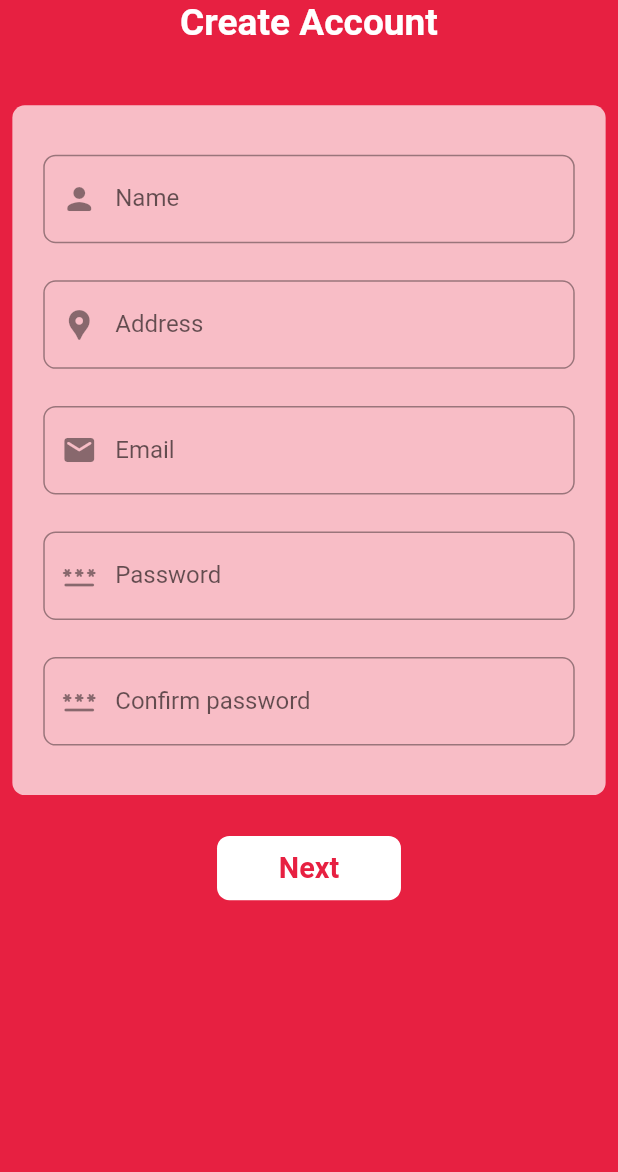
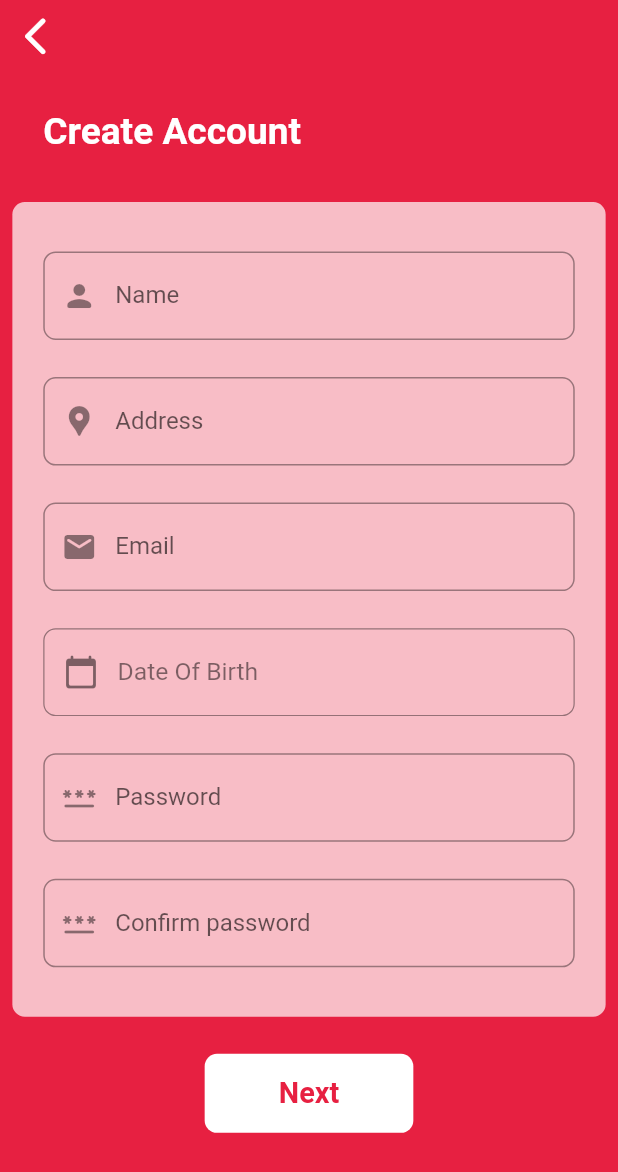
Before and after one commit to kasundularaam/blood_donation_system_user, a Flutter app: the AuthNewPage screen opened by its route, on a phone screen of 412 x 824 dp. Shown: the top 1172 px of the screen. Run offline on Flutter 3.47's test engine with Material 2 defaults, Android fonts, the phone set to English and light mode, and no system bars; our stand-ins replace flutter_map, latlong2, sizer.

Commit message:
firebase added, imrovements on auth UI

```diff
--- a/lib/presentation/screens/auth/authNewPage.dart
+++ b/lib/presentation/screens/auth/authNewPage.dart
@@ -1,3 +1,5 @@
+import 'package:blood_donation_system_user/presentation/screens/auth/widgets/auth_button.dart';
+import 'package:blood_donation_system_user/presentation/screens/auth/widgets/bds_date_picker.dart';
 import 'package:flutter/material.dart';
 import 'package:flutter/services.dart';
 import 'package:sizer/sizer.dart';
@@ -16,6 +18,15 @@ class AuthNewPage extends StatefulWidget {
 class _AuthAuthNewState extends State<AuthNewPage> {
   final _formKey = GlobalKey<FormState>();
   TextEditingController passwordController = TextEditingController();
+  next() {
+    if (_formKey.currentState!.validate()) {
+      Navigator.pushNamed(
+        context,
+        AppRouter.authBloodType,
+      );
+    }
+  }
+
   @override
   Widget build(BuildContext context) {
     return AnnotatedRegion<SystemUiOverlayStyle>(
@@ -26,15 +37,36 @@ class _AuthAuthNewState extends State<AuthNewPage> {
       child: Scaffold(
           backgroundColor: AppColors.primaryColor,
           body: ListView(
+            physics: const BouncingScrollPhysics(),
             children: [
-              Center(
-                child: Text(
-                  "Create Account",
-                  style: AppTextStyles.h1Light,
+              Align(
+                alignment: Alignment.centerLeft,
+                child: IconButton(
+                  onPressed: () => Navigator.pop(context),
+                  icon: Icon(
+                    Icons.arrow_back_ios_rounded,
+                    size: 22.sp,
+                    color: AppColors.lightElv0,
+                  ),
                 ),
               ),
               SizedBox(
-                height: 5.h,
+                height: 3.h,
+              ),
+              Padding(
+                padding: EdgeInsets.symmetric(horizontal: 7.w),
+                child: Column(
+                  crossAxisAlignment: CrossAxisAlignment.start,
+                  children: [
+                    Text(
+                      "Create Account",
+                      style: AppTextStyles.h1Light,
+                    ),
+                  ],
+                ),
+              ),
+              SizedBox(
+                height: 4.h,
               ),
               Container(
                 margin: EdgeInsets.symmetric(horizontal: 2.w),
@@ -118,6 +150,12 @@ class _AuthAuthNewState extends State<AuthNewPage> {
                         SizedBox(
                           height: 3.h,
                         ),
+                        BdsDatePicker(
+                          onDateSelected: (dateTime) => print(dateTime),
+                        ),
+                        SizedBox(
+                          height: 3.h,
+                        ),
                         TextFormField(
                           controller: passwordController,
                           autovalidateMode: AutovalidateMode.onUserInteraction,
@@ -175,32 +213,13 @@ class _AuthAuthNewState extends State<AuthNewPage> {
                 height: 3.h,
               ),
               Center(
-                child: TextButton(
-                  style: ButtonStyle(
-                    shape: MaterialStateProperty.all(
-                      RoundedRectangleBorder(
-                        borderRadius: BorderRadius.circular(2.w),
-                      ),
-                    ),
-                    backgroundColor:
-                        MaterialStateProperty.all<Color>(AppColors.lightElv0),
-                    padding: MaterialStateProperty.all<EdgeInsets>(
-                        EdgeInsets.symmetric(
-                            horizontal: 10.w, vertical: 1.2.h)),
-                  ),
-                  child: Text(
-                    'Next',
-                    style: AppTextStyles.h2Primary,
-                  ),
-                  onPressed: () {
-                    if (_formKey.currentState!.validate()) {
-                      Navigator.pushNamed(
-                        context,
-                        AppRouter.authBloodType,
-                      );
-                    }
-                  },
+                child: AuthButton(
+                  text: "Next",
+                  onTap: () => next(),
                 ),
+              ),
+              SizedBox(
+                height: 3.h,
               ),
             ],
           )),
--- /dev/null
+++ b/lib/presentation/screens/auth/widgets/auth_button.dart
@@ -0,0 +1,36 @@
+import 'package:flutter/material.dart';
+import 'package:sizer/sizer.dart';
+
+import '../../../../core/themes/app_colors.dart';
+import '../../../../core/themes/app_text_styles.dart';
+
+class AuthButton extends StatelessWidget {
+  final String text;
+  final Function onTap;
+  const AuthButton({
+    Key? key,
+    required this.text,
+    required this.onTap,
+  }) : super(key: key);
+
+  @override
+  Widget build(BuildContext context) {
+    return TextButton(
+      style: ButtonStyle(
+        shape: MaterialStateProperty.all(
+          RoundedRectangleBorder(
+            borderRadius: BorderRadius.circular(2.w),
+          ),
+        ),
+        backgroundColor: MaterialStateProperty.all<Color>(AppColors.lightElv0),
+        padding: MaterialStateProperty.all<EdgeInsets>(
+            EdgeInsets.symmetric(horizontal: 12.w, vertical: 1.8.h)),
+      ),
+      child: Text(
+        text,
+        style: AppTextStyles.h2Primary,
+      ),
+      onPressed: () => onTap(),
+    );
+  }
+}
--- /dev/null
+++ b/lib/presentation/screens/auth/widgets/bds_date_picker.dart
@@ -0,0 +1,70 @@
+import 'package:flutter/material.dart';
+import 'package:sizer/sizer.dart';
+
+import 'package:blood_donation_system_user/core/themes/app_colors.dart';
+import 'package:blood_donation_system_user/core/themes/app_text_styles.dart';
+
+class BdsDatePicker extends StatefulWidget {
+  final Function(int) onDateSelected;
+  const BdsDatePicker({
+    Key? key,
+    required this.onDateSelected,
+  }) : super(key: key);
+
+  @override
+  State<BdsDatePicker> createState() => _BdsDatePickerState();
+}
+
+class _BdsDatePickerState extends State<BdsDatePicker> {
+  final Color borderColor = AppColors.darkElv0.withOpacity(0.4);
+  final Color contentColor = AppColors.darkElv0.withOpacity(0.5);
+  String dobText = "Date Of Birth";
+  @override
+  Widget build(BuildContext context) {
+    return GestureDetector(
+      onTap: () => showDatePicker(
+        context: context,
+        initialDate: DateTime.now(),
+        firstDate: DateTime(DateTime.now().year - 100, 1),
+        lastDate: DateTime(DateTime.now().year + 1),
+      ).then((value) {
+        if (value != null) {
+          setState(() {
+            dobText = "${value.day} - ${value.month} - ${value.year}";
+          });
+          widget.onDateSelected(value.millisecondsSinceEpoch);
+        } else {
+          ScaffoldMessenger.of(context)
+              .showSnackBar(const SnackBar(content: Text("Date not picked!")));
+        }
+      }),
+      child: Container(
+        padding: EdgeInsets.symmetric(horizontal: 3.w, vertical: 2.h),
+        decoration: BoxDecoration(
+          border: Border.all(
+            width: 0.2.w,
+            color: borderColor,
+          ),
+          borderRadius: BorderRadius.circular(2.w),
+        ),
+        child: Row(
+          children: [
+            Icon(
+              Icons.calendar_today_rounded,
+              color: contentColor,
+            ),
+            SizedBox(
+              width: 3.w,
+            ),
+            Text(
+              dobText,
+              style: dobText != "Date Of Birth"
+                  ? AppTextStyles.p2Dark
+                  : AppTextStyles.p2(contentColor),
+            ),
+          ],
+        ),
+      ),
+    );
+  }
+}
--- a/lib/presentation/screens/landing_screen/landing_page.dart
+++ b/lib/presentation/screens/landing_screen/landing_page.dart
@@ -22,7 +22,7 @@ class _LandingPageState extends State<LandingPage> {
           context, AppRouter.authNicPage, (route) => false));
   @override
   Widget build(BuildContext context) {
-    goToHome();
+    goToAuth();
     return Scaffold(
       backgroundColor: AppColors.primaryColor,
       body: Center(
--- a/pubspec.yaml
+++ b/pubspec.yaml
@@ -14,6 +14,7 @@ dependencies:
     sdk: flutter
   flutter_bloc: ^8.0.1
   flutter_map: ^0.14.0
+  intl: ^0.17.0
   location: ^4.3.0
   sizer: ^2.0.15
 
```
Also changed, not shown: lib/data/models/model.dart (+98 -2 lines), lib/presentation/screens/auth/authNicPage.dart (+26 -26 lines), lib/presentation/screens/auth/auth_blood_type.dart (+21 -31 lines), pubspec.lock, 3 other files.
